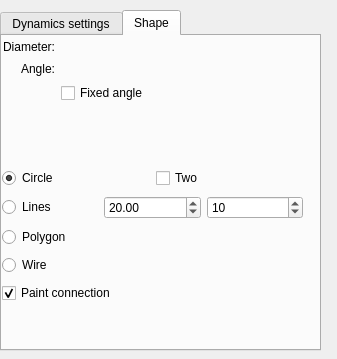
Old version of the form plugins/paintops/dynadraw/wdgdynaoptions.ui in the repository KDE/krita.
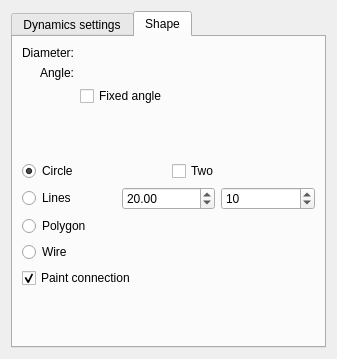
New version of the form. The open tabs and pages were chosen to show the change. Custom widgets are drawn as their Qt base class.

Commit message:
Fix layouts in the PaintOp Settings Popup
1) Make categorized list view return a correct size hint
2) Fix layouts everywhere

Fixes T2588
BUG:362821

What changed in the file:
```diff
--- a/plugins/paintops/dynadraw/wdgdynaoptions.ui
+++ b/plugins/paintops/dynadraw/wdgdynaoptions.ui
@@ -22,27 +22,9 @@
     <height>359</height>
    </size>
   </property>
+  <layout class="QVBoxLayout" name="verticalLayout_2">
+   <item>
   <widget class="QTabWidget" name="tabWidget">
-   <property name="geometry">
-    <rect>
-     <x>0</x>
-     <y>10</y>
-     <width>321</width>
-     <height>341</height>
-    </rect>
-   </property>
-   <property name="minimumSize">
-    <size>
-     <width>321</width>
-     <height>341</height>
-    </size>
-   </property>
-   <property name="maximumSize">
-    <size>
-     <width>321</width>
-     <height>341</height>
-    </size>
-   </property>
    <property name="currentIndex">
     <number>1</number>
    </property>
@@ -159,15 +141,81 @@
     <attribute name="title">
      <string>Shape</string>
     </attribute>
-    <widget class="QWidget">
-     <property name="geometry">
-      <rect>
-       <x>0</x>
-       <y>130</y>
-       <width>301</width>
-       <height>141</height>
-      </rect>
-     </property>
+      <layout class="QVBoxLayout" name="verticalLayout_4">
+       <item>
+        <layout class="QGridLayout" name="gridLayout_2" columnstretch="0,1">
+         <item row="0" column="0">
+          <widget class="QLabel" name="label_4">
+           <property name="text">
+            <string>Diameter:</string>
+           </property>
+           <property name="alignment">
+            <set>Qt::AlignRight|Qt::AlignTrailing|Qt::AlignVCenter</set>
+           </property>
+          </widget>
+         </item>
+         <item row="0" column="1">
+          <widget class="KisDoubleSliderSpinBox" name="diameterDSSB" native="true"/>
+         </item>
+         <item row="1" column="0">
+          <widget class="QLabel" name="label">
+           <property name="enabled">
+            <bool>true</bool>
+           </property>
+           <property name="text">
+            <string>Angle:</string>
+           </property>
+           <property name="alignment">
+            <set>Qt::AlignRight|Qt::AlignTrailing|Qt::AlignVCenter</set>
+           </property>
+          </widget>
+         </item>
+         <item row="1" column="1">
+          <widget class="KisDoubleSliderSpinBox" name="angleSlider" native="true">
+           <property name="enabled">
+            <bool>false</bool>
+           </property>
+          </widget>
+         </item>
+         <item row="2" column="1">
+          <widget class="QCheckBox" name="fixedAngleChBox">
+           <property name="text">
+            <string>Fixed angle</string>
+           </property>
+          </widget>
+         </item>
+         <item row="2" column="0">
+          <spacer name="horizontalSpacer">
+           <property name="orientation">
+            <enum>Qt::Horizontal</enum>
+           </property>
+           <property name="sizeHint" stdset="0">
+            <size>
+             <width>40</width>
+             <height>20</height>
+            </size>
+           </property>
+          </spacer>
+         </item>
+        </layout>
+       </item>
+       <item>
+        <spacer name="verticalSpacer_2">
+         <property name="orientation">
+          <enum>Qt::Vertical</enum>
+         </property>
+         <property name="sizeType">
+          <enum>QSizePolicy::MinimumExpanding</enum>
+         </property>
+         <property name="sizeHint" stdset="0">
+          <size>
+           <width>20</width>
+           <height>15</height>
+          </size>
+         </property>
+        </spacer>
+       </item>
+       <item>
      <layout class="QVBoxLayout" name="verticalLayout">
       <item>
        <layout class="QHBoxLayout" name="horizontalLayout">
@@ -246,66 +294,16 @@
        </widget>
       </item>
      </layout>
-    </widget>
-    <widget class="QWidget">
-     <property name="geometry">
-      <rect>
-       <x>1</x>
-       <y>2</y>
-       <width>301</width>
-       <height>65</height>
-      </rect>
-     </property>
-     <layout class="QGridLayout" name="gridLayout_2" columnstretch="0,1">
-      <item row="0" column="0">
-       <widget class="QLabel" name="label_4">
-        <property name="text">
-         <string>Diameter:</string>
-        </property>
-        <property name="alignment">
-         <set>Qt::AlignRight|Qt::AlignTrailing|Qt::AlignVCenter</set>
-        </property>
-       </widget>
-      </item>
-      <item row="0" column="1">
-       <widget class="KisDoubleSliderSpinBox" name="diameterDSSB"/>
-      </item>
-      <item row="1" column="0">
-       <widget class="QLabel" name="label">
-        <property name="enabled">
-         <bool>true</bool>
-        </property>
-        <property name="text">
-         <string>Angle:</string>
-        </property>
-        <property name="alignment">
-         <set>Qt::AlignRight|Qt::AlignTrailing|Qt::AlignVCenter</set>
-        </property>
-       </widget>
-      </item>
-      <item row="1" column="1">
-       <widget class="KisDoubleSliderSpinBox" name="angleSlider">
-        <property name="enabled">
-         <bool>false</bool>
-        </property>
-       </widget>
-      </item>
-      <item row="2" column="1">
-       <widget class="QCheckBox" name="fixedAngleChBox">
-        <property name="text">
-         <string>Fixed angle</string>
-        </property>
-       </widget>
-      </item>
-      <item row="2" column="0">
-       <spacer name="horizontalSpacer">
+       </item>
+       <item>
+        <spacer name="verticalSpacer_3">
         <property name="orientation">
-         <enum>Qt::Horizontal</enum>
+          <enum>Qt::Vertical</enum>
         </property>
         <property name="sizeHint" stdset="0">
          <size>
-          <width>40</width>
-          <height>20</height>
+           <width>20</width>
+           <height>40</height>
          </size>
         </property>
        </spacer>
@@ -313,7 +311,8 @@
      </layout>
     </widget>
    </widget>
-  </widget>
+   </item>
+  </layout>
  </widget>
  <customwidgets>
   <customwidget>
```
Left out of the diff: 59 changed lines with no effect on the pictures. Lines whose indentation alone changed are shown as unchanged. The commit also changes 11 other files.
